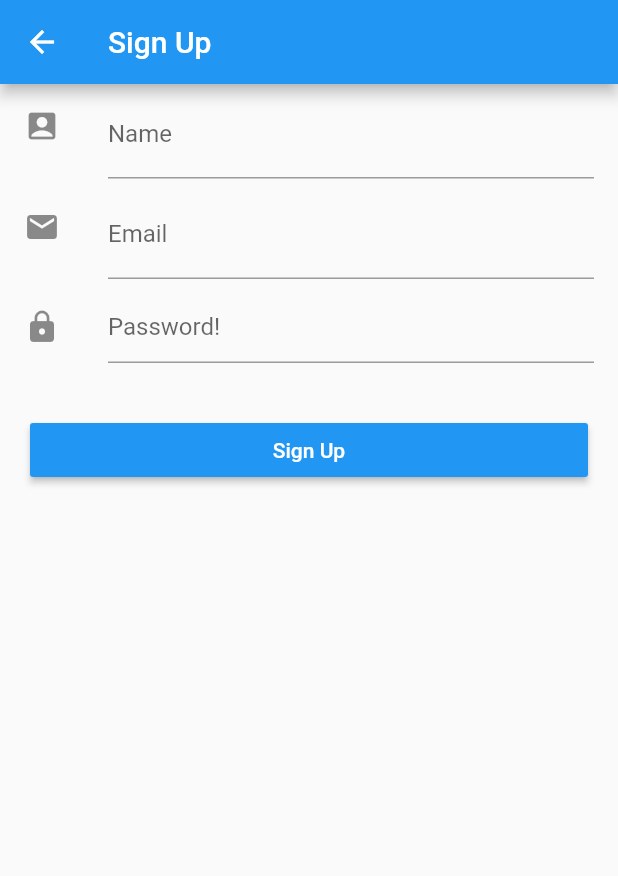
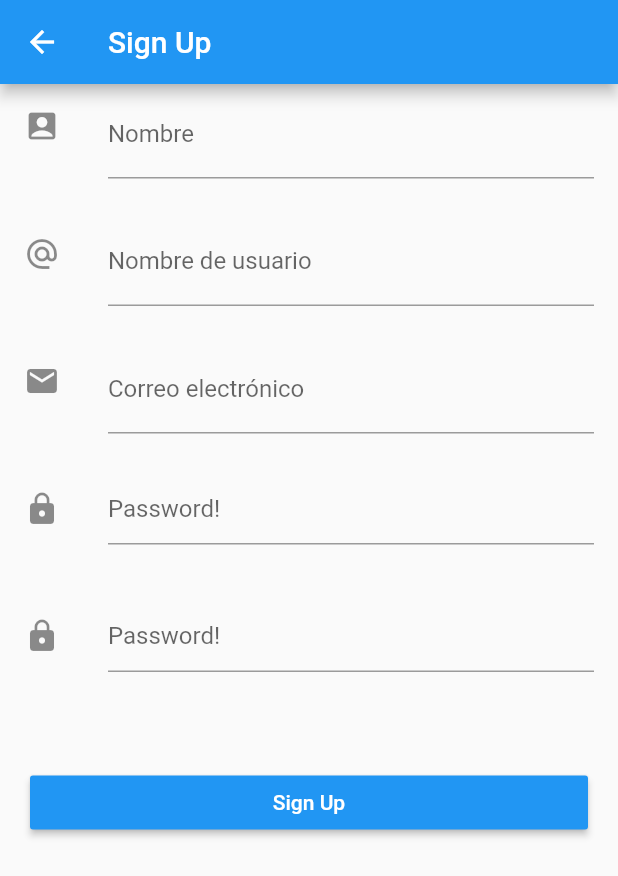
Before and after one commit to URVSquad/clapp, a Flutter app: the SignUpScreen screen opened directly, on a phone screen of 412 x 824 dp. Shown: the top 876 px of the screen. Run offline on Flutter 3.47's test engine with Material 2 defaults, Android fonts, the phone set to English and light mode, and no system bars; our stand-ins replace shared_preferences; missing offline and left inert: amazon_cognito_identity_dart_2; accounts and stored records are empty.

```diff
--- a/lib/models/user.dart
+++ b/lib/models/user.dart
@@ -4,6 +4,8 @@ class User {
   String email;
   String name;
   String password;
+  String username;
+  String repeatedPassword;
   String sub;
   bool confirmed = false;
   bool hasAccess = false;
--- a/lib/screens/user/signup_screen.dart
+++ b/lib/screens/user/signup_screen.dart
@@ -17,18 +17,21 @@ class _SignUpScreenState extends State<SignUpScreen> {
   String confirmationCode;
   User _user = new User();
   final _userService = new UserService(global.userPool);
+  final TextEditingController _pass = TextEditingController();
 
 
   void submit(BuildContext context) async {
+    if (_formKey.currentState.validate()){
       _formKey.currentState.save();
 
       String message;
       bool signUpSuccess = false;
       try {
-      _user = await _userService.signUp(_user.email, _user.password, _user.name);
+        _user = await _userService.signUp(_user.username, _user.password, _user.name, _user.email);
         signUpSuccess = true;
         message = 'User sign up successful!';
       } on CognitoClientException catch (e) {
+        print(e);
         if (e.code == 'UsernameExistsException' ||
             e.code == 'InvalidParameterException' ||
             e.code == 'ResourceNotFoundException') {
@@ -64,6 +67,8 @@ class _SignUpScreenState extends State<SignUpScreen> {
       Scaffold.of(context).showSnackBar(snackBar);
     }
 
+  }
+
   @override
   Widget build(BuildContext context) {
     final Size screenSize = MediaQuery.of(context).size;
@@ -78,38 +83,83 @@ class _SignUpScreenState extends State<SignUpScreen> {
               key: _formKey,
               child: new ListView(
                 children: <Widget>[
-                  new ListTile(
+                  new Container(
+                    height: 85,
+                    child: new ListTile(
                       leading: const Icon(Icons.account_box),
                       title: new TextFormField(
-                      decoration: new InputDecoration(labelText: 'Name'),
+                        decoration: new InputDecoration(labelText: 'Nombre'),
+                        validator: validateName,
                         onSaved: (String name) {
                           _user.name = name;
                         },
                       ),
                     ),
-                  new ListTile(
+                  ),
+                  new Container(
+                    height: 85,
+                    child: new ListTile(
+                      leading: const Icon(Icons.alternate_email),
+                      title: new TextFormField(
+                        decoration: new InputDecoration(
+                          hintText: 'mi_nombre_de_usuario', labelText: 'Nombre de usuario'),
+                        keyboardType: TextInputType.text,
+                        validator: validateUsername,
+                        onSaved: (String username) {
+                          _user.username = username;
+                        },
+                      ),
+                    ),
+                  ),
+                  new Container(
+                    height: 85,
+                    child: new ListTile(
                       leading: const Icon(Icons.email),
                       title: new TextFormField(
                         decoration: new InputDecoration(
-                          hintText: 'example@inspire.my', labelText: 'Email'),
+                            hintText: 'correo@correo.com', labelText: 'Correo electrónico'),
                         keyboardType: TextInputType.emailAddress,
+                        validator: validateEmail,
                         onSaved: (String email) {
                           _user.email = email;
                         },
                       ),
                     ),
-                  new ListTile(
+                  ),
+                  new Container(
+                    height: 85,
+                    child: new ListTile(
                       leading: const Icon(Icons.lock),
                       title: new TextFormField(
                         decoration: new InputDecoration(
                           hintText: 'Password!',
                         ),
                         obscureText: true,
+                        controller: _pass,
+                        validator: validatePassword,
                         onSaved: (String password) {
                           _user.password = password;
                         },
                       ),
                     ),
+                  ),
+                  new Container(
+                    height: 85,
+                    child: new ListTile(
+                      leading: const Icon(Icons.lock),
+                      title: new TextFormField(
+                        decoration: new InputDecoration(
+                          hintText: 'Password!',
+                        ),
+                        validator: matchPassword,
+                        obscureText: true,
+                        onSaved: (String password) {
+                          _user.repeatedPassword = password;
+                        },
+                      ),
+                    ),
+                  ),
+
                   new Container(
                     padding: new EdgeInsets.all(20.0),
                     width: screenSize.width,
@@ -135,4 +185,50 @@ class _SignUpScreenState extends State<SignUpScreen> {
       ),
     );
   }
+
+  String validateName(String text){
+    if(text.isEmpty){
+      return 'Tienes que introducir tu nombre';
     }
+    return null;
+  }
+
+  String validateEmail(String email) {
+    Pattern pattern =
+        r'^(([^<>()[\]\\.,;:\s@\"]+(\.[^<>()[\]\\.,;:\s@\"]+)*)|(\".+\"))@((\[[0-9]{1,3}\.[0-9]{1,3}\.[0-9]{1,3}\.[0-9]{1,3}\])|(([a-zA-Z\-0-9]+\.)+[a-zA-Z]{2,}))$';
+    RegExp regex = new RegExp(pattern);
+    print(regex.allMatches(email));
+    if (!regex.hasMatch(email))
+      return 'Parece que esto no es un correo electrónico';
+    else
+      return null;
+  }
+
+  String validateUsername(String username){
+    Pattern pattern = r'^([\w]+)$';
+    RegExp regex = new RegExp(pattern);
+    print(regex.allMatches(username));
+    if (!regex.hasMatch(username))
+      return 'Este no es un nombre de usuario correcto';
+    else
+      return null;
+  }
+
+  String validatePassword(String password){
+    if (password != null && password.length < 8){
+      return 'La contraseña debe tener almenos 8 carácteres';
+    }
+    return null;
+  }
+
+  String matchPassword(String password){
+    String result = validatePassword(password);
+    if (result != null){
+      return result;
+    }
+    else if(password == _pass.text){
+      return null;
+    }
+    return 'Las contraseñas no coinciden';
+  }
+}
--- a/lib/services/cognito_service.dart
+++ b/lib/services/cognito_service.dart
@@ -112,18 +112,19 @@ class UserService {
   }
 
   /// Sign up new user
-  Future<User> signUp(String email, String password, String name) async {
+  Future<User> signUp(String username, String password, String name, String email) async {
     CognitoUserPoolData data;
     final userAttributes = [
       new AttributeArg(name: 'name', value: name),
-      new AttributeArg(name: 'email', value: "roger.bosch.mateo@gmail.com"),
+      new AttributeArg(name: 'email', value: email),
     ];
     data =
-    await _userPool.signUp(email, password, userAttributes: userAttributes);
+    await _userPool.signUp(username, password, userAttributes: userAttributes);
 
     final user = new User();
+    user.username = username;
+    user.name = name;
     user.email = email;
-    user.name = name;
     user.confirmed = data.userConfirmed;
 
     return user;
```
Also changed, not shown: lib/screens/user/profileScreen.dart (+8 -3 lines). Lines whose indentation alone changed are shown as unchanged.
